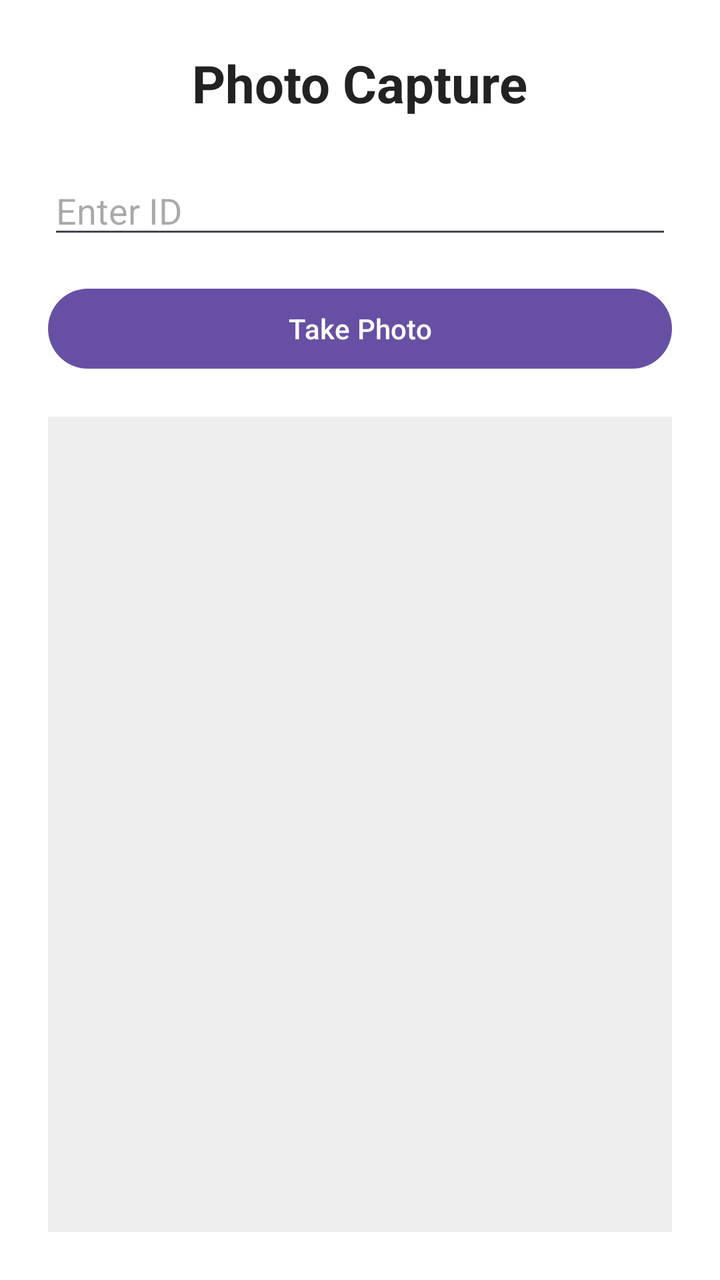
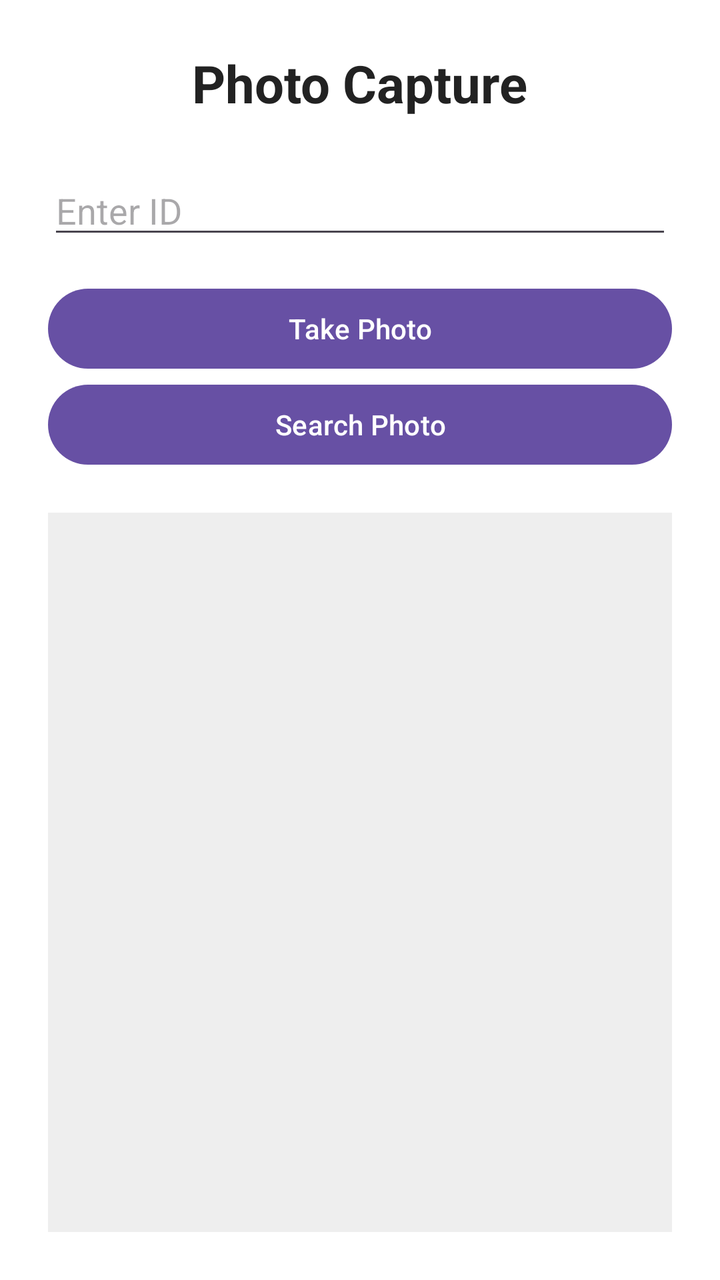

The first picture is an Android layout as it rendered before a commit; the second is the same layout after the commit. The layout source and the unified diff follow.
<!-- AndroidManifest.xml: application theme Theme.MyApplicationFirebase -->
<!-- res/layout/activity_photo.xml -->
<?xml version="1.0" encoding="utf-8"?>
<androidx.constraintlayout.widget.ConstraintLayout xmlns:android="http://schemas.android.com/apk/res/android"
    android:layout_width="match_parent"
    android:layout_height="match_parent">
    <LinearLayout xmlns:android="http://schemas.android.com/apk/res/android"
        android:layout_width="match_parent"
        android:layout_height="match_parent"
        android:orientation="vertical"
        android:gravity="center_horizontal"
        android:padding="24dp"
        android:background="#FFFFFF">

        <TextView
            android:layout_width="wrap_content"
            android:layout_height="wrap_content"
            android:text="Photo Capture"
            android:textSize="26sp"
            android:textStyle="bold"
            android:textColor="#222222"
            android:layout_marginBottom="24dp" />

        <EditText
            android:id="@+id/idInput"
            android:layout_width="match_parent"
            android:layout_height="wrap_content"
            android:hint="Enter ID"
            android:inputType="text"
            android:singleLine="true"
            android:layout_marginBottom="16dp" />

        <Button
            android:id="@+id/takePhotoButton"
            android:layout_width="match_parent"
            android:layout_height="wrap_content"
            android:text="Take Photo"
            android:textAllCaps="false" />

        <ImageView
            android:id="@+id/photoPreview"
            android:layout_width="match_parent"
            android:layout_height="0dp"
            android:layout_weight="1"
            android:layout_marginTop="20dp"
            android:scaleType="fitCenter"
            android:adjustViewBounds="true"
            android:contentDescription="Captured photo preview"
            android:background="#EEEEEE" />

    </LinearLayout>

</androidx.constraintlayout.widget.ConstraintLayout>
<!-- resources referenced by this layout -->
<resources>
  <style name="Theme.MyApplicationFirebase" parent="Base.Theme.MyApplicationFirebase" />
  <style name="Base.Theme.MyApplicationFirebase" parent="Theme.Material3.DayNight.NoActionBar">
          
          
      </style>
</resources>

<!-- the commit's change to res/layout/activity_photo.xml (unified diff, before → after) -->
@@ -35,6 +35,13 @@
             android:text="Take Photo"
             android:textAllCaps="false" />
 
+        <Button
+            android:id="@+id/btnSearchPhoto"
+            android:layout_width="match_parent"
+            android:layout_height="wrap_content"
+            android:text="Search Photo"
+            android:textAllCaps="false" />
+
         <ImageView
             android:id="@+id/photoPreview"
             android:layout_width="match_parent"
